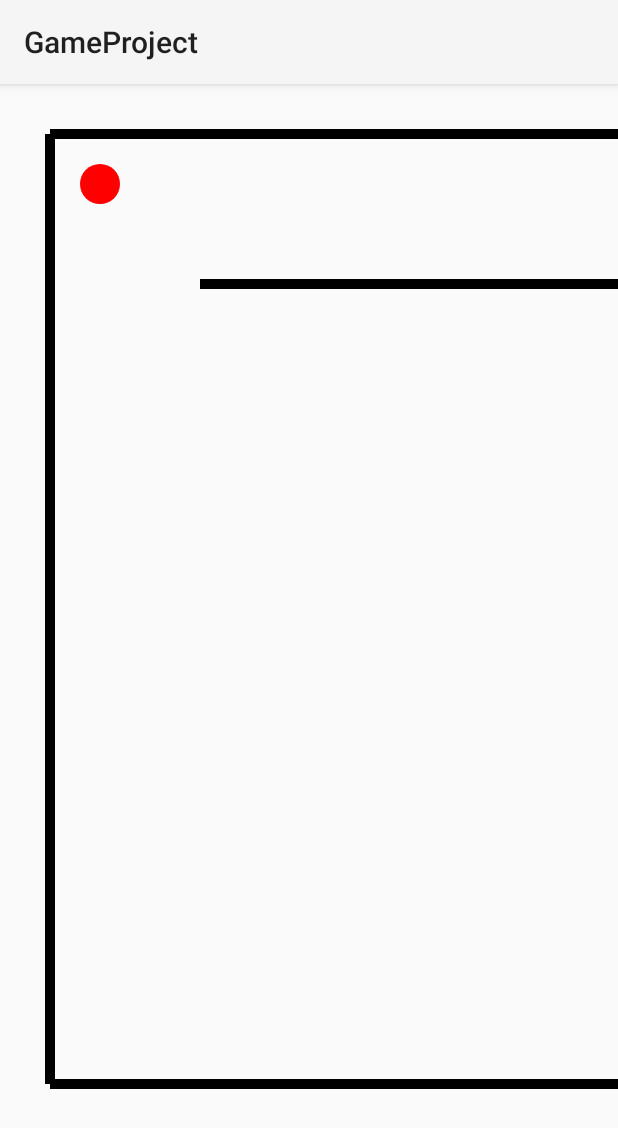
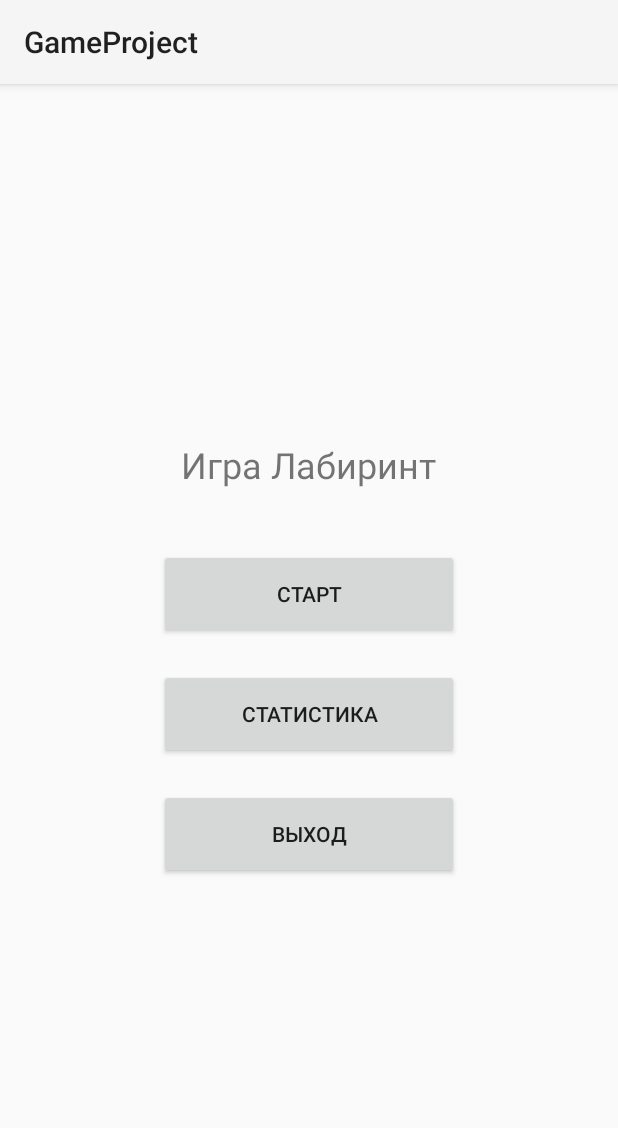
Before and after one commit to ArtyomTrifautsan/KotlinGame, an Android app built with Jetpack Compose: the screen it shows after launch (MainActivity), on a phone screen of 412 x 824 dp. Shown: the top 1128 px of the screen. Run offline under Robolectric (Android 15) with nearby library versions, the phone set to English and light mode, and no system bars.

Commit message:
Implement the initial GUI version
Implemented fragments using the MVVM pattern
Implemented a raw menu
Implemented a database for statistics of game results

```diff
--- a/app/src/main/AndroidManifest.xml
+++ b/app/src/main/AndroidManifest.xml
@@ -1,6 +1,8 @@
 <?xml version="1.0" encoding="utf-8"?>
 <manifest xmlns:android="http://schemas.android.com/apk/res/android"
     xmlns:tools="http://schemas.android.com/tools">
+
+    <uses-permission android:name="android.permission.VIBRATE" />
 
     <application
         android:allowBackup="true"
@@ -11,6 +13,7 @@
         android:roundIcon="@mipmap/ic_launcher_round"
         android:supportsRtl="true"
         android:theme="@style/Theme.GameProject">
+
         <activity
             android:name=".MainActivity"
             android:exported="true"
@@ -19,10 +22,10 @@
             android:theme="@style/Theme.GameProject">
             <intent-filter>
                 <action android:name="android.intent.action.MAIN" />
-
                 <category android:name="android.intent.category.LAUNCHER" />
             </intent-filter>
         </activity>
+
     </application>
 
 </manifest>
--- a/app/src/main/java/com/example/gameproject/MainActivity.kt
+++ b/app/src/main/java/com/example/gameproject/MainActivity.kt
@@ -1,66 +1,20 @@
 package com.example.gameproject
-// Файл: MainActivity.kt
 
-import android.content.Context
-import android.hardware.Sensor
-import android.hardware.SensorEvent
-import android.hardware.SensorEventListener
-import android.hardware.SensorManager
 import android.os.Bundle
 import androidx.appcompat.app.AppCompatActivity
+import com.example.gameproject.fragments.MenuFragment
 
-class MainActivity : AppCompatActivity(), SensorEventListener {
-
-    // Переменные для работы с сенсорами
-    private lateinit var sensorManager: SensorManager
-    private var accelerometer: Sensor? = null
-    private lateinit var gameView: GameView // Ссылка на наш GameView
+class MainActivity : AppCompatActivity() {
 
     override fun onCreate(savedInstanceState: Bundle?) {
         super.onCreate(savedInstanceState)
-        setContentView(R.layout.activity_main)
+        setContentView(R.layout.activity_main_container)
 
-        // Получаем ссылку на наш GameView из макета
-        gameView = findViewById(R.id.game_view)
-
-        // Инициализация SensorManager и акселерометра
-        sensorManager = getSystemService(Context.SENSOR_SERVICE) as SensorManager
-        accelerometer = sensorManager.getDefaultSensor(Sensor.TYPE_ACCELEROMETER)
-    }
-
-    // --- Методы Жизненного цикла Activity для регистрации/отмены регистрации сенсора ---
-
-    // Регистрируем слушателя сенсора при возобновлении работы Activity
-    override fun onResume() {
-        super.onResume()
-        accelerometer?.let {
-            // Регистрируем слушателя. SENSOR_DELAY_GAME - это хороший баланс
-            sensorManager.registerListener(this, it, SensorManager.SENSOR_DELAY_GAME)
+        // Загружаем стартовый фрагмент (меню)
+        if (savedInstanceState == null) {
+            supportFragmentManager.beginTransaction()
+                .replace(R.id.fragment_container, MenuFragment())
+                .commit()
         }
     }
-
-    // Отменяем регистрацию слушателя при паузе, чтобы экономить батарею
-    override fun onPause() {
-        super.onPause()
-        sensorManager.unregisterListener(this)
-    }
-
-    // --- Реализация интерфейса SensorEventListener ---
-
-    // Вызывается при изменении показаний сенсора
-    override fun onSensorChanged(event: SensorEvent) {
-        if (event.sensor.type == Sensor.TYPE_ACCELEROMETER) {
-            // Данные акселерометра:
-            val accelX = event.values[0] // Ускорение вдоль оси X
-            val accelY = event.values[1] // Ускорение вдоль оси Y
-
-            // Передаем данные в наш GameView для обновления скорости
-            gameView.updateAcceleration(accelX, accelY)
-        }
-    }
-
-    // Вызывается при изменении точности сенсора (обычно можно игнорировать)
-    override fun onAccuracyChanged(sensor: Sensor?, accuracy: Int) {
-        // Не используется в нашем случае
-    }
 }
--- /dev/null
+++ b/app/src/main/java/com/example/gameproject/fragments/MenuFragment.kt
@@ -0,0 +1,42 @@
+package com.example.gameproject.fragments
+
+import android.os.Bundle
+import android.view.LayoutInflater
+import android.view.View
+import android.view.ViewGroup
+import androidx.fragment.app.Fragment
+import androidx.fragment.app.commit
+import com.example.gameproject.R
+
+class MenuFragment : Fragment() {
+
+    override fun onCreateView(
+        inflater: LayoutInflater,
+        container: ViewGroup?,
+        savedInstanceState: Bundle?
+    ): View? {
+        return inflater.inflate(R.layout.fragment_menu, container, false)
+    }
+
+    override fun onViewCreated(view: View, savedInstanceState: Bundle?) {
+        super.onViewCreated(view, savedInstanceState)
+
+        view.findViewById<View>(R.id.btn_start).setOnClickListener {
+            parentFragmentManager.commit {
+                replace(R.id.fragment_container, GameFragment())
+                addToBackStack(null)
+            }
+        }
+
+        view.findViewById<View>(R.id.btn_stats).setOnClickListener {
+            parentFragmentManager.commit {
+                replace(R.id.fragment_container, StatsFragment())
+                addToBackStack(null)
+            }
+        }
+
+        view.findViewById<View>(R.id.btn_exit).setOnClickListener {
+            requireActivity().finish()
+        }
+    }
+}
--- a/app/src/main/res/layout/activity_main.xml
+++ /dev/null
@@ -1,13 +0,0 @@
-<?xml version="1.0" encoding="utf-8"?>
-<androidx.constraintlayout.widget.ConstraintLayout xmlns:android="http://schemas.android.com/apk/res/android"
-    xmlns:tools="http://schemas.android.com/tools"
-    android:layout_width="match_parent"
-    android:layout_height="match_parent"
-    tools:context=".MainActivity">
-
-    <com.example.gameproject.GameView
-        android:id="@+id/game_view"
-        android:layout_width="match_parent"
-        android:layout_height="match_parent" />
-
-</androidx.constraintlayout.widget.ConstraintLayout>
--- /dev/null
+++ b/app/src/main/res/layout/activity_main_container.xml
@@ -0,0 +1,5 @@
+<?xml version="1.0" encoding="utf-8"?>
+<FrameLayout xmlns:android="http://schemas.android.com/apk/res/android"
+    android:id="@+id/fragment_container"
+    android:layout_width="match_parent"
+    android:layout_height="match_parent"/>
--- /dev/null
+++ b/app/src/main/res/layout/fragment_menu.xml
@@ -0,0 +1,36 @@
+<?xml version="1.0" encoding="utf-8"?>
+<LinearLayout xmlns:android="http://schemas.android.com/apk/res/android"
+    android:layout_width="match_parent"
+    android:layout_height="match_parent"
+    android:orientation="vertical"
+    android:gravity="center"
+    android:padding="16dp">
+
+    <TextView
+        android:layout_width="wrap_content"
+        android:layout_height="wrap_content"
+        android:text="Игра Лабиринт"
+        android:textSize="24sp"
+        android:layout_marginBottom="40dp"/>
+
+    <Button
+        android:id="@+id/btn_start"
+        android:layout_width="200dp"
+        android:layout_height="60dp"
+        android:text="Старт"
+        android:layout_marginBottom="20dp"/>
+
+    <Button
+        android:id="@+id/btn_stats"
+        android:layout_width="200dp"
+        android:layout_height="60dp"
+        android:text="Статистика"
+        android:layout_marginBottom="20dp"/>
+
+    <Button
+        android:id="@+id/btn_exit"
+        android:layout_width="200dp"
+        android:layout_height="60dp"
+        android:text="Выход"/>
+
+</LinearLayout>
```
Also changed, not shown: app/build.gradle.kts (+8 -0 lines), app/src/main/java/com/example/gameproject/data/GameResult.kt (added, +14 -0 lines), app/src/main/java/com/example/gameproject/fragments/GameFragment.kt (added, +71 -0 lines), app/src/main/java/com/example/gameproject/fragments/StatsFragment.kt (added, +50 -0 lines), app/src/main/res/layout/fragment_game.xml (added, +22 -0 lines), app/src/main/res/layout/fragment_stats.xml (added, +34 -0 lines).
